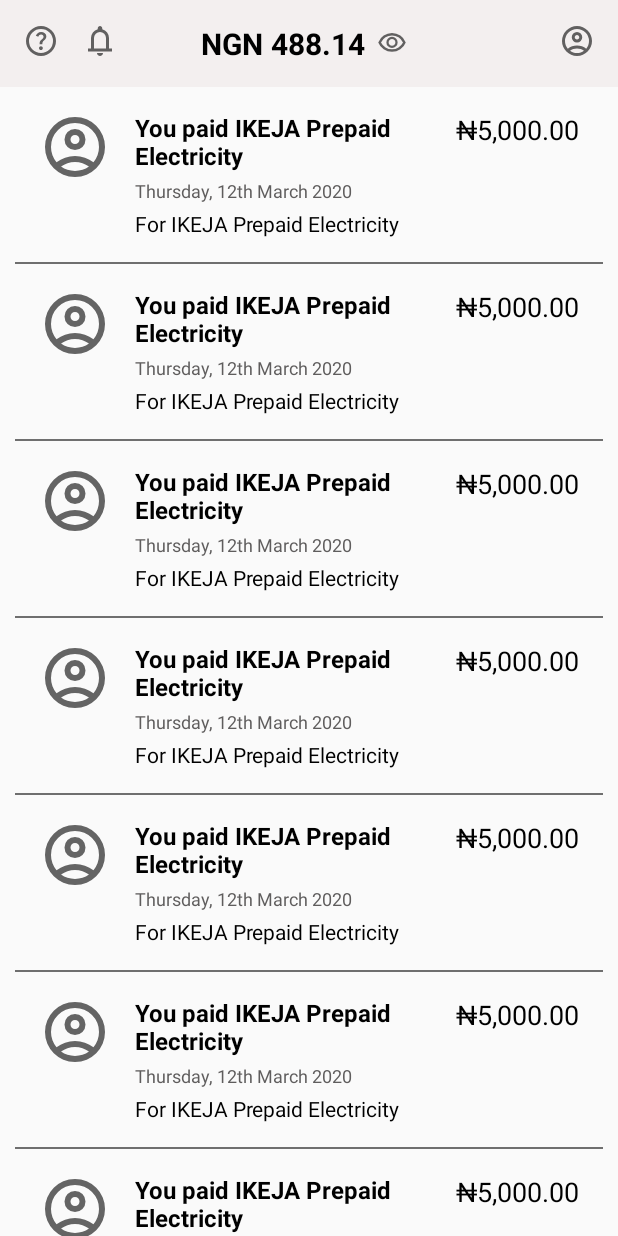
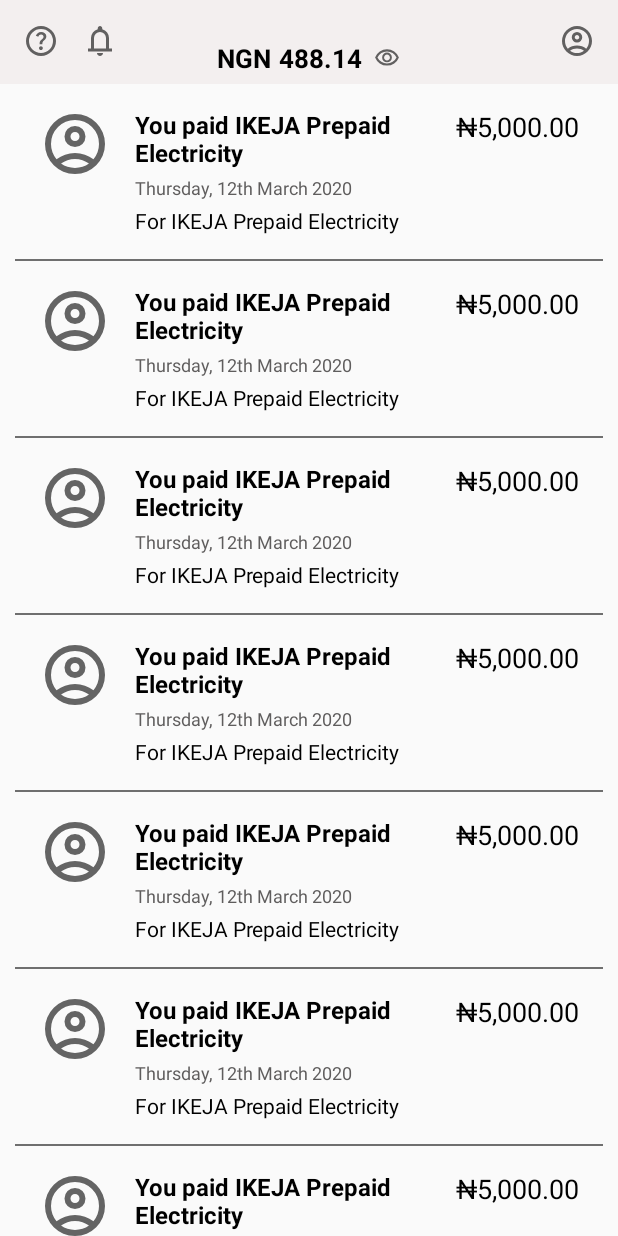
Before and after one commit to adeleyeayodeji/chipper-cash-android-clone, an Android app: the screen it shows after launch (MainActivity), on a phone screen of 412 x 824 dp. Run offline under Robolectric (Android 15) with nearby library versions, the phone set to English and light mode, and no system bars.

Commit message:
Added an update

```diff
--- a/app/src/main/java/com/biggidroid/opaykotlin/MainActivity.kt
+++ b/app/src/main/java/com/biggidroid/opaykotlin/MainActivity.kt
@@ -1,12 +1,19 @@
 package com.biggidroid.opaykotlin
 
+import android.R.attr.bottom
+import android.R.attr.left
+import android.R.attr.right
+import android.R.attr.top
 import android.content.Context
 import android.os.Bundle
 import android.os.Vibrator
 import android.util.Log
 import android.widget.ImageView
+import android.widget.RelativeLayout
 import android.widget.TextView
 import androidx.appcompat.app.AppCompatActivity
+import androidx.coordinatorlayout.widget.CoordinatorLayout
+import androidx.core.widget.NestedScrollView
 import androidx.recyclerview.widget.LinearLayoutManager
 import androidx.recyclerview.widget.RecyclerView
 import androidx.viewpager.widget.ViewPager
@@ -15,15 +22,18 @@ import com.biggidroid.opaykotlin.adapter.TransactionItemAdapter
 import com.biggidroid.opaykotlin.bottomsheet.InfoBottomSheet
 import com.biggidroid.opaykotlin.model.SlideItem
 import com.biggidroid.opaykotlin.model.TransactionItem
-import com.google.android.material.appbar.MaterialToolbar
+import com.google.android.material.appbar.AppBarLayout
 
 
-class MainActivity : AppCompatActivity() {
+class MainActivity : AppCompatActivity(), NestedScrollView.OnScrollChangeListener {
     private lateinit var visibility_on_icon: ImageView
     private lateinit var balance: TextView
     private lateinit var info: ImageView
-
-    private lateinit var recyclerView: RecyclerView
+    private lateinit var home_app_bar_layout: AppBarLayout
+    private lateinit var home_coordinator_layout: CoordinatorLayout
+    private lateinit var transactionRecyclerView: RecyclerView
+    private lateinit var home_nested_scroll_view: NestedScrollView
+    private lateinit var balance_view_header_logic: RelativeLayout
 
     override fun onCreate(savedInstanceState: Bundle?) {
         super.onCreate(savedInstanceState)
@@ -35,36 +45,139 @@ class MainActivity : AppCompatActivity() {
         //set on click listener
         setOnClickListener()
 
+        //on scroll listener
+        onScrollListener()
+
 
         val viewPager = findViewById<ViewPager>(R.id.viewPager)
 
         val slideItems = listOf(
             SlideItem("Protect Your Account!", R.drawable.nigeria, R.drawable.map),
             SlideItem("Get Paid in USD Globally", R.drawable.lab_profile, R.drawable.icons8_globe),
-            SlideItem("Invest in global stocks for as low as $1", R.drawable.icons8_globe, R.drawable.wifi_tethering)
+            SlideItem(
+                "Invest in global stocks for as low as $1",
+                R.drawable.icons8_globe,
+                R.drawable.wifi_tethering
+            )
         )
 
         val adapter2 = SliderAdapter(this, slideItems)
         viewPager.adapter = adapter2
 
-        val transactionRecyclerView: RecyclerView = findViewById(R.id.transactionRecyclerView)
-
         // Sample list of TransactionItem objects (replace with your data)
         val transactionItems = listOf(
-            TransactionItem(R.drawable.account_circle, "You paid IKEJA Prepaid Electricity", "₦5,000.00", "Thursday, 12th March 2020", "debit", "For IKEJA Prepaid Electricity"),
-            TransactionItem(R.drawable.account_circle, "You paid IKEJA Prepaid Electricity", "₦5,000.00", "Thursday, 12th March 2020", "debit", "For IKEJA Prepaid Electricity"),
-            TransactionItem(R.drawable.account_circle, "You paid IKEJA Prepaid Electricity", "₦5,000.00", "Thursday, 12th March 2020", "debit", "For IKEJA Prepaid Electricity"),
-            TransactionItem(R.drawable.account_circle, "You paid IKEJA Prepaid Electricity", "₦5,000.00", "Thursday, 12th March 2020", "debit", "For IKEJA Prepaid Electricity"),
-            TransactionItem(R.drawable.account_circle, "You paid IKEJA Prepaid Electricity", "₦5,000.00", "Thursday, 12th March 2020", "debit", "For IKEJA Prepaid Electricity"),
-            TransactionItem(R.drawable.account_circle, "You paid IKEJA Prepaid Electricity", "₦5,000.00", "Thursday, 12th March 2020", "debit", "For IKEJA Prepaid Electricity"),
-            TransactionItem(R.drawable.account_circle, "You paid IKEJA Prepaid Electricity", "₦5,000.00", "Thursday, 12th March 2020", "debit", "For IKEJA Prepaid Electricity"),
-            TransactionItem(R.drawable.account_circle, "You paid IKEJA Prepaid Electricity", "₦5,000.00", "Thursday, 12th March 2020", "debit", "For IKEJA Prepaid Electricity"),
-            TransactionItem(R.drawable.account_circle, "You paid IKEJA Prepaid Electricity", "₦5,000.00", "Thursday, 12th March 2020", "debit", "For IKEJA Prepaid Electricity"),
-            TransactionItem(R.drawable.account_circle, "You paid IKEJA Prepaid Electricity", "₦5,000.00", "Thursday, 12th March 2020", "debit", "For IKEJA Prepaid Electricity"),
-            TransactionItem(R.drawable.account_circle, "You paid IKEJA Prepaid Electricity", "₦5,000.00", "Thursday, 12th March 2020", "debit", "For IKEJA Prepaid Electricity"),
-            TransactionItem(R.drawable.account_circle, "You paid IKEJA Prepaid Electricity", "₦5,000.00", "Thursday, 12th March 2020", "debit", "For IKEJA Prepaid Electricity"),
-            TransactionItem(R.drawable.account_circle, "You paid IKEJA Prepaid Electricity", "₦5,000.00", "Thursday, 12th March 2020", "debit", "For IKEJA Prepaid Electricity"),
-            TransactionItem(R.drawable.account_circle, "You paid IKEJA Prepaid Electricity", "₦5,000.00", "Thursday, 12th March 2020", "debit", "For IKEJA Prepaid Electricity"),
+            TransactionItem(
+                R.drawable.account_circle,
+                "You paid IKEJA Prepaid Electricity",
+                "₦5,000.00",
+                "Thursday, 12th March 2020",
+                "debit",
+                "For IKEJA Prepaid Electricity"
+            ),
+            TransactionItem(
+                R.drawable.account_circle,
+                "You paid IKEJA Prepaid Electricity",
+                "₦5,000.00",
+                "Thursday, 12th March 2020",
+                "debit",
+                "For IKEJA Prepaid Electricity"
+            ),
+            TransactionItem(
+                R.drawable.account_circle,
+                "You paid IKEJA Prepaid Electricity",
+                "₦5,000.00",
+                "Thursday, 12th March 2020",
+                "debit",
+                "For IKEJA Prepaid Electricity"
+            ),
+            TransactionItem(
+                R.drawable.account_circle,
+                "You paid IKEJA Prepaid Electricity",
+                "₦5,000.00",
+                "Thursday, 12th March 2020",
+                "debit",
+                "For IKEJA Prepaid Electricity"
+            ),
+            TransactionItem(
+                R.drawable.account_circle,
+                "You paid IKEJA Prepaid Electricity",
+                "₦5,000.00",
+                "Thursday, 12th March 2020",
+                "debit",
+                "For IKEJA Prepaid Electricity"
+            ),
+            TransactionItem(
+                R.drawable.account_circle,
+                "You paid IKEJA Prepaid Electricity",
+                "₦5,000.00",
+                "Thursday, 12th March 2020",
+                "debit",
+                "For IKEJA Prepaid Electricity"
+            ),
+            TransactionItem(
+                R.drawable.account_circle,
+                "You paid IKEJA Prepaid Electricity",
+                "₦5,000.00",
+                "Thursday, 12th March 2020",
+                "debit",
+                "For IKEJA Prepaid Electricity"
+            ),
+            TransactionItem(
+                R.drawable.account_circle,
+                "You paid IKEJA Prepaid Electricity",
+                "₦5,000.00",
+                "Thursday, 12th March 2020",
+                "debit",
+                "For IKEJA Prepaid Electricity"
+            ),
+            TransactionItem(
+                R.drawable.account_circle,
+                "You paid IKEJA Prepaid Electricity",
+                "₦5,000.00",
+                "Thursday, 12th March 2020",
+                "debit",
+                "For IKEJA Prepaid Electricity"
+            ),
+            TransactionItem(
+                R.drawable.account_circle,
+                "You paid IKEJA Prepaid Electricity",
+                "₦5,000.00",
+                "Thursday, 12th March 2020",
+                "debit",
+                "For IKEJA Prepaid Electricity"
+            ),
+            TransactionItem(
+                R.drawable.account_circle,
+                "You paid IKEJA Prepaid Electricity",
+                "₦5,000.00",
+                "Thursday, 12th March 2020",
+                "debit",
+                "For IKEJA Prepaid Electricity"
+            ),
+            TransactionItem(
+                R.drawable.account_circle,
+                "You paid IKEJA Prepaid Electricity",
+                "₦5,000.00",
+                "Thursday, 12th March 2020",
+                "debit",
+                "For IKEJA Prepaid Electricity"
+            ),
+            TransactionItem(
+                R.drawable.account_circle,
+                "You paid IKEJA Prepaid Electricity",
+                "₦5,000.00",
+                "Thursday, 12th March 2020",
+                "debit",
+                "For IKEJA Prepaid Electricity"
+            ),
+            TransactionItem(
+                R.drawable.account_circle,
+                "You paid IKEJA Prepaid Electricity",
+                "₦5,000.00",
+                "Thursday, 12th March 2020",
+                "debit",
+                "For IKEJA Prepaid Electricity"
+            ),
         )
 
         val transactionAdapter = TransactionItemAdapter(this, transactionItems)
@@ -77,6 +190,11 @@ class MainActivity : AppCompatActivity() {
         visibility_on_icon = findViewById(R.id.visibility_on_icon)
         balance = findViewById(R.id.balance)
         info = findViewById(R.id.info)
+        home_app_bar_layout = findViewById(R.id.home_app_bar_layout)
+        home_coordinator_layout = findViewById(R.id.home_coordinator_layout)
+        transactionRecyclerView = findViewById(R.id.transactionRecyclerView)
+        home_nested_scroll_view = findViewById(R.id.home_nested_scroll_view)
+        balance_view_header_logic = findViewById(R.id.balance_view_header_logic)
     }
 
     //set on click listener
@@ -107,6 +225,12 @@ class MainActivity : AppCompatActivity() {
         }
     }
 
+    //on scroll listener
+    private fun onScrollListener() {
+        //set on scroll listener on home_nested_scroll_view
+        home_nested_scroll_view.setOnScrollChangeListener(this)
+    }
+
     //hide or show balance
     private fun hideOrShowBalance() {
         // Get a reference to the Vibrator service
@@ -134,4 +258,42 @@ class MainActivity : AppCompatActivity() {
         // Handle back navigation within your app
         finish()
     }
+
+    override fun onScrollChange(
+        v: NestedScrollView,
+        scrollX: Int,
+        scrollY: Int,
+        oldScrollX: Int,
+        oldScrollY: Int
+    ) {
+        if(scrollY > 105){
+            //visibility visible
+            balance_view_header_logic.visibility = RelativeLayout.VISIBLE
+    //set opacity from 0.0f to 0.1f till 1.0f
+            val opacity = scrollY.toFloat() / 500 // 0.0f to 1.0f
+            Log.d("TAG_DATA", "onScrollopacity: $opacity")
+            balance_view_header_logic.alpha = opacity
+            //move balance_view_header_logic to top
+            val params = RelativeLayout.LayoutParams(
+                RelativeLayout.LayoutParams.MATCH_PARENT,
+                RelativeLayout.LayoutParams.WRAP_CONTENT
+            )
+
+            //set top
+            params.setMargins(0, 0, 0, 0)
+            //padding
+            balance_view_header_logic.setPadding(0, 40, 0, 0)
+            balance_view_header_logic.layoutParams = params
+
+        }else{
+            //set opacity from 1.0 to 0.0f
+            balance_view_header_logic.alpha =  1.0f - scrollY.toFloat() / 500
+            //visibility gone
+            balance_view_header_logic.visibility = RelativeLayout.GONE
+
+
+        }
+        //set margin top for balance_view_header_logic
+        Log.d("TAG_DATA", "onScrollChange: $scrollY")
+    }
 }
--- a/app/src/main/res/layout/activity_main.xml
+++ b/app/src/main/res/layout/activity_main.xml
@@ -5,12 +5,14 @@
     xmlns:tools="http://schemas.android.com/tools"
     android:layout_width="match_parent"
     android:layout_height="match_parent"
+    android:id="@+id/home_coordinator_layout"
     tools:context=".MainActivity">
 
     <com.google.android.material.appbar.AppBarLayout
         android:layout_width="match_parent"
         android:layout_height="wrap_content"
         app:elevation="0dp"
+        android:id="@+id/home_app_bar_layout"
         >
         <include layout="@layout/home_header" />
 
@@ -19,7 +21,13 @@
     <FrameLayout
         android:layout_width="match_parent"
         android:layout_height="match_parent"
-        app:layout_behavior="@string/appbar_scrolling_view_behavior">
+        app:layout_behavior="@string/appbar_scrolling_view_behavior"
+        app:behavior_overlapTop="0dp"
+        app:layout_anchor="@id/home_app_bar_layout"
+        app:layout_anchorGravity="bottom"
+        app:layout_collapseMode="parallax"
+        app:layout_collapseParallaxMultiplier="0.7"
+        >
 
         <include layout="@layout/content_main" />
 
--- a/app/src/main/res/layout/content_main.xml
+++ b/app/src/main/res/layout/content_main.xml
@@ -2,7 +2,14 @@
 <androidx.core.widget.NestedScrollView android:layout_width="match_parent"
     android:layout_height="match_parent"
     xmlns:android="http://schemas.android.com/apk/res/android"
-    xmlns:app="http://schemas.android.com/apk/res-auto">
+    xmlns:app="http://schemas.android.com/apk/res-auto"
+    android:id="@+id/home_nested_scroll_view"
+    android:fillViewport="true"
+    android:scrollbars="none"
+    android:scrollingCache="true"
+    android:scrollbarAlwaysDrawVerticalTrack="true"
+    android:scrollbarStyle="insideOverlay"
+    >
 
     <androidx.appcompat.widget.LinearLayoutCompat
         android:layout_width="match_parent"
--- a/app/src/main/res/layout/header_center_balanceview.xml
+++ b/app/src/main/res/layout/header_center_balanceview.xml
@@ -9,7 +9,7 @@
         android:layout_height="wrap_content"
         android:layout_marginRight="5dp"
         android:textStyle="bold"
-        android:textSize="20sp"
+        android:textSize="17sp"
         android:textColor="#000000"
         android:text="NGN" />
     <TextView
@@ -17,7 +17,7 @@
         android:layout_width="wrap_content"
         android:layout_height="wrap_content"
         android:textStyle="bold"
-        android:textSize="20sp"
+        android:textSize="17sp"
         android:textColor="#000000"
         android:text="488.14" />
 
@@ -25,8 +25,8 @@
         android:id="@+id/visibility_on_iconHeaderTop"
         android:clickable="true"
         android:hapticFeedbackEnabled="true"
-        android:layout_width="20dp"
-        android:layout_height="20dp"
+        android:layout_width="17dp"
+        android:layout_height="17dp"
         android:layout_marginLeft="8dp"
         android:layout_marginTop="3dp"
         android:src="@drawable/visibility_on" />
--- a/app/src/main/res/layout/home_header.xml
+++ b/app/src/main/res/layout/home_header.xml
@@ -8,7 +8,7 @@
     <androidx.appcompat.widget.LinearLayoutCompat
         android:id="@+id/header"
         android:layout_width="match_parent"
-        android:layout_height="wrap_content"
+        android:layout_height="56dp"
         android:background="#F3EFEF"
         android:orientation="horizontal"
         android:paddingStart="15dp"
@@ -35,21 +35,6 @@
             android:contentDescription="@string/info_icon"
             android:src="@drawable/notifications_icon" />
 
-        <RelativeLayout
-            android:layout_width="wrap_content"
-            android:layout_height="wrap_content"
-            android:layout_marginStart="55dp"
-            android:layout_marginTop="0dp"
-            android:visibility="visible"
-            app:layout_constraintBottom_toBottomOf="parent"
-            app:layout_constraintEnd_toEndOf="parent"
-            app:layout_constraintStart_toStartOf="parent"
-            >
-
-            <include layout="@layout/header_center_balanceview" />
-
-        </RelativeLayout>
-
         <Space
             android:layout_width="0dp"
             android:layout_height="0dp"
@@ -63,4 +48,19 @@
             android:src="@drawable/account_circle" />
 
     </androidx.appcompat.widget.LinearLayoutCompat>
+
+    <RelativeLayout
+        android:id="@+id/balance_view_header_logic"
+        android:layout_width="match_parent"
+        android:gravity="center"
+        android:layout_height="wrap_content"
+        android:visibility="visible"
+        app:layout_constraintEnd_toEndOf="parent"
+        app:layout_constraintStart_toStartOf="parent"
+        app:layout_constraintTop_toBottomOf="@+id/header"
+        >
+
+        <include layout="@layout/header_center_balanceview" />
+
+    </RelativeLayout>
 </androidx.constraintlayout.widget.ConstraintLayout>
```
